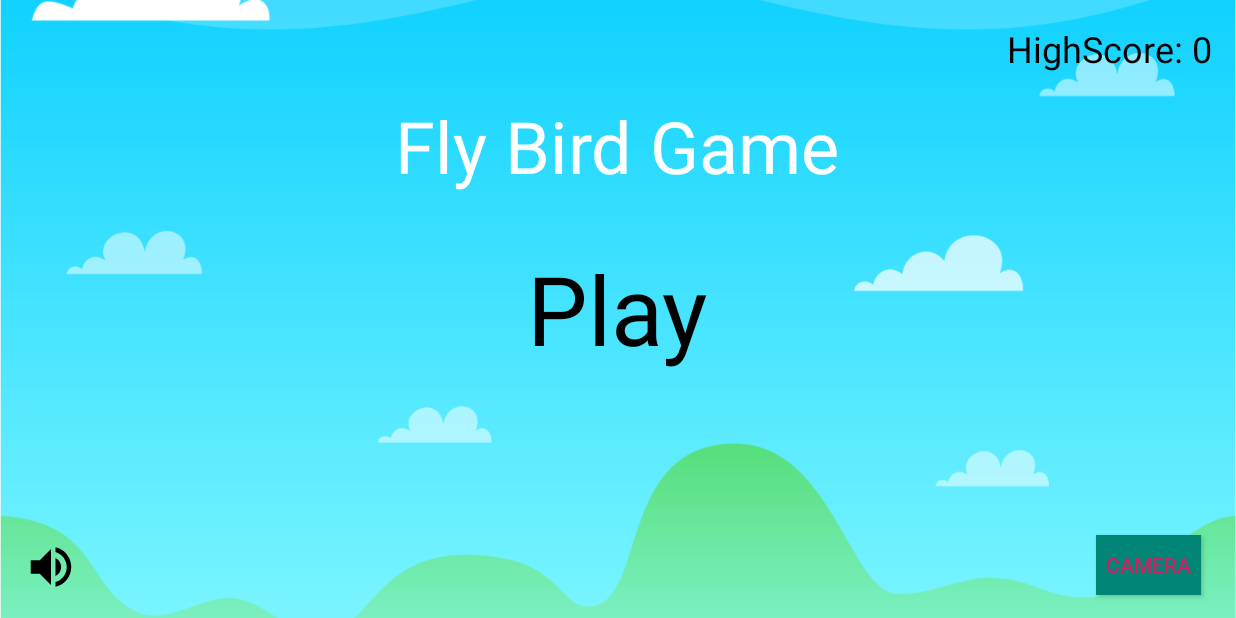
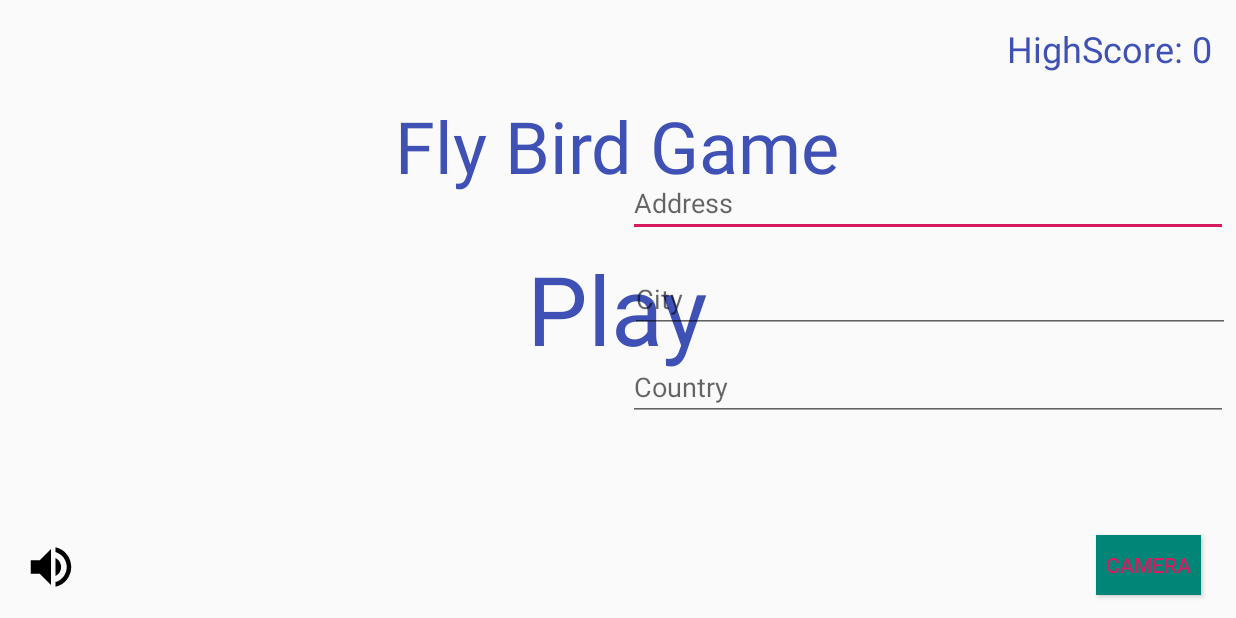
Before and after one commit to HRandi/FlyBirds, an Android app: the screen it shows after launch (MainActivity), on a phone screen of 824 x 412 dp (held sideways). Run offline under Robolectric (Android 15) with nearby library versions, the phone set to English and light mode, and no system bars.

Commit message:
Update geolocalisation

```diff
--- a/app/build.gradle
+++ b/app/build.gradle
@@ -26,4 +26,5 @@ dependencies {
     testImplementation 'junit:junit:4.12'
     androidTestImplementation 'androidx.test:runner:1.2.0'
     androidTestImplementation 'androidx.test.espresso:espresso-core:3.2.0'
+    implementation 'com.google.android.material:material:1.0.0'
 }
--- a/app/src/main/res/layout/activity_main.xml
+++ b/app/src/main/res/layout/activity_main.xml
@@ -8,8 +8,7 @@
     <ImageView
         android:layout_width="match_parent"
         android:layout_height="match_parent"
-        android:scaleType="centerCrop"
-        android:src="@drawable/background" />
+        android:scaleType="centerCrop" />
 
     <TextView
         android:layout_width="wrap_content"
@@ -18,7 +17,7 @@
         android:layout_below="@+id/highScoreTxt"
         android:layout_centerHorizontal="true"
         android:text="Fly Bird Game"
-        android:textColor="#ffffff"
+        android:textColor="#3F51B5"
         android:textSize="48sp" />
 
     <TextView
@@ -27,7 +26,7 @@
         android:layout_height="wrap_content"
         android:layout_centerInParent="true"
         android:text="Play"
-        android:textColor="#000000"
+        android:textColor="#3F51B5"
         android:textSize="64sp" />
 
 
@@ -38,7 +37,7 @@
         android:layout_alignParentRight="true"
         android:layout_margin="16dp"
         android:text="High Score"
-        android:textColor="#000000"
+        android:textColor="#3F51B5"
         android:textSize="24sp" />
 
     <ImageView
@@ -71,4 +70,47 @@
         android:layout_height="fill_parent"
         android:layout_weight="9" />
 
+    <com.google.android.material.textfield.TextInputLayout
+        android:layout_width="match_parent"
+        android:layout_height="wrap_content">
+
+    </com.google.android.material.textfield.TextInputLayout>
+
+    <com.google.android.material.textfield.TextInputEditText
+        android:id="@+id/address"
+        android:layout_width="400dp"
+        android:layout_height="40dp"
+        android:layout_alignParentEnd="true"
+        android:layout_alignParentRight="true"
+        android:layout_alignParentBottom="true"
+        android:layout_marginEnd="5dp"
+        android:layout_marginRight="5dp"
+        android:layout_marginBottom="254dp"
+        android:hint="Address" />
+
+    <com.google.android.material.textfield.TextInputEditText
+        android:id="@+id/city"
+        android:layout_width="400dp"
+        android:layout_height="40dp"
+        android:layout_alignParentEnd="true"
+        android:layout_alignParentRight="true"
+        android:layout_alignParentBottom="true"
+        android:layout_marginEnd="4dp"
+        android:layout_marginRight="4dp"
+        android:layout_marginBottom="190dp"
+        android:hint="City" />
+
+    <com.google.android.material.textfield.TextInputEditText
+        android:id="@+id/country"
+        android:layout_width="400dp"
+        android:layout_height="40dp"
+        android:layout_alignParentEnd="true"
+        android:layout_alignParentRight="true"
+        android:layout_alignParentBottom="true"
+        android:layout_marginEnd="5dp"
+        android:layout_marginRight="5dp"
+        android:layout_marginBottom="131dp"
+        android:hint="Country" />
+
+
 </RelativeLayout>
```
